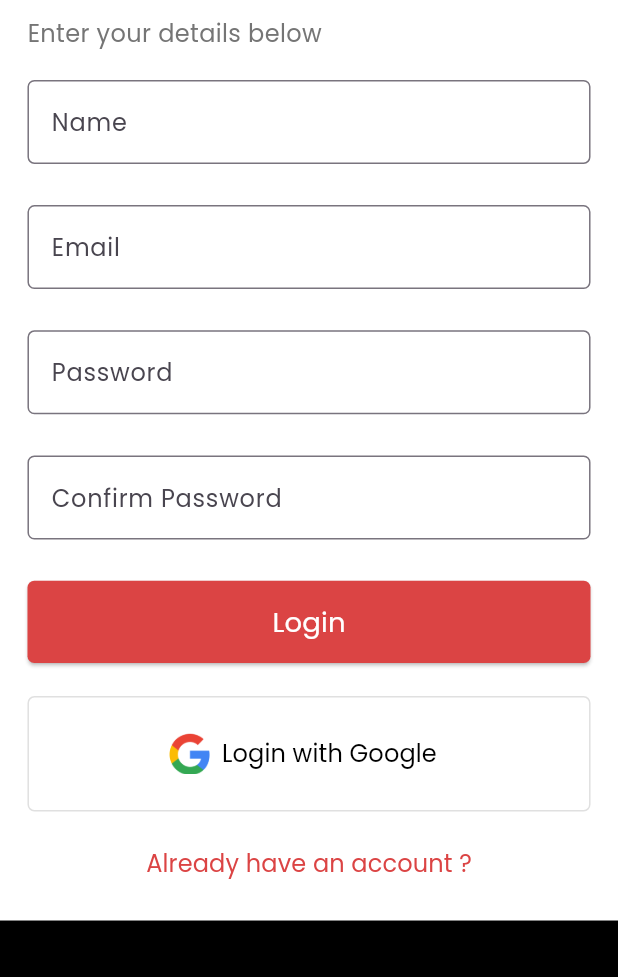
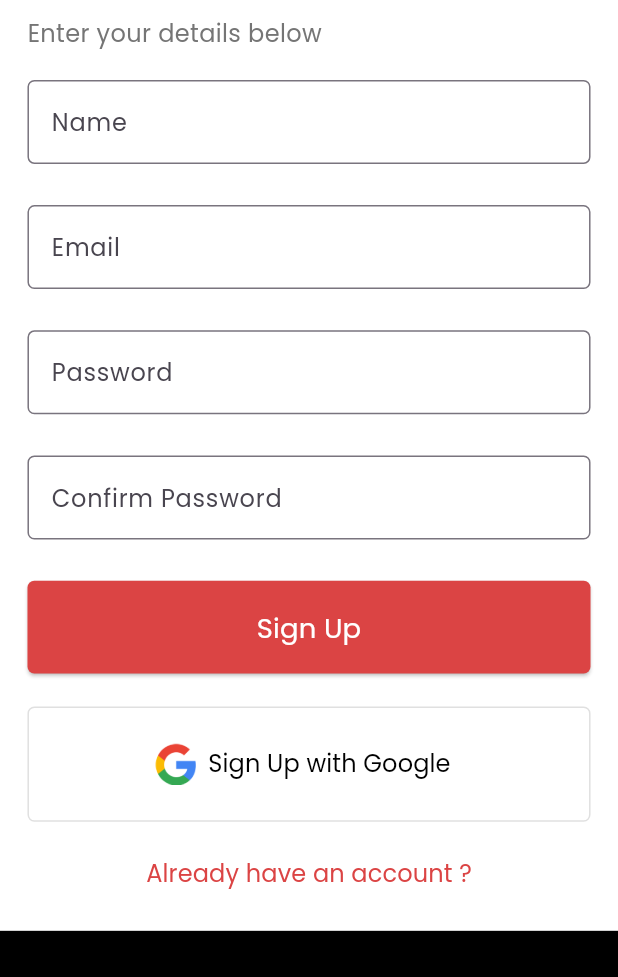
Before and after one commit to mohamedamrr13/ecommerce_website, a Flutter app: the RegisterScreen screen opened by its route, on a phone screen of 412 x 824 dp, the part 259-1236 px from its top. Run offline on Flutter 3.47's test engine with Material 3 defaults, Android fonts, the light colour scheme and no system bars; our stand-ins replace bloc, firebase_auth, firebase_core, flutter_bloc, flutter_screenutil, go_router and 2 more; accounts and stored records are empty; statements that could not run were skipped.

Commit message:
Implement Google Sign-In for Web and add functionality with state management + fix some errors with text validation and error handling

```diff
--- a/lib/core/routing/app_router.dart
+++ b/lib/core/routing/app_router.dart
@@ -1,3 +1,4 @@
+import 'package:ecommerce_website/features/authentication/logic/google_cubit/google_cubit.dart';
 import 'package:ecommerce_website/features/authentication/logic/login_cubit/login_cubit.dart';
 import 'package:ecommerce_website/features/authentication/logic/register_cubit/register_cubit.dart';
 import 'package:ecommerce_website/features/authentication/presentation/login_screen.dart';
@@ -36,16 +37,21 @@ class AppRouter {
       GoRoute(
         path: loginScreen,
         name: loginScreen,
-        builder: (context, state) => BlocProvider(
-          create: (context)=>LoginCubit(),
-          child: const LoginScreen()),
+        builder: (context, state) => MultiBlocProvider(providers: [
+          BlocProvider(create: (context) => LoginCubit()),
+          BlocProvider(create: (context) => GoogleCubit())
+        ], child: const LoginScreen()),
       ),
       GoRoute(
         path: signUpScreen,
         name: signUpScreen,
-        builder: (context, state) => BlocProvider(
-          create: (context)=>RegisterCubit(),
-          child: const RegisterScreen(),),
+        builder: (context, state) => MultiBlocProvider(
+          providers: [
+            BlocProvider(create: (context) => RegisterCubit()),
+            BlocProvider(create: (context) => GoogleCubit())
+          ],
+          child: const RegisterScreen(),
+        ),
       ),
       // GoRoute(
       //   path: forgetPassword,
--- /dev/null
+++ b/lib/features/authentication/logic/google_cubit/google_cubit.dart
@@ -0,0 +1,36 @@
+import 'package:bloc/bloc.dart';
+import 'package:ecommerce_website/core/errors/failure.dart';
+import 'package:firebase_auth/firebase_auth.dart';
+import 'package:flutter/material.dart';
+import 'package:google_sign_in/google_sign_in.dart';
+import 'package:meta/meta.dart';
+
+part 'google_state.dart';
+
+class GoogleCubit extends Cubit<GoogleState> {
+  GoogleCubit() : super(GoogleInitial());
+
+  Future<UserCredential?> signUpWithGoogle() async {
+    emit(GoogleLoading());
+    try {
+      final GoogleSignInAccount? gUser = await GoogleSignIn().signIn();
+      if (gUser == null) {
+        emit(GoogleFailure(errMessage: "Google Sign-In was canceled"));
+        return null;
+      }
+
+      final GoogleSignInAuthentication gAuth = await gUser.authentication;
+      final credential = GoogleAuthProvider.credential(
+        accessToken: gAuth.accessToken,
+        idToken: gAuth.idToken,
+      );
+      emit(GoogleSuccess());
+      return await FirebaseAuth.instance.signInWithCredential(credential);
+    } on FirebaseAuthException catch (e) {
+      debugPrint(Failure.getMessageFromErrorCode(e.code));
+      emit(GoogleFailure(errMessage: Failure.getMessageFromErrorCode(e.code)));
+    }
+    return null;
+  }
+}
+// no need for gapi.client since firebase is used ///mohameed
--- /dev/null
+++ b/lib/features/authentication/logic/google_cubit/google_state.dart
@@ -0,0 +1,15 @@
+part of 'google_cubit.dart';
+
+@immutable
+sealed class GoogleState {}
+
+final class GoogleInitial extends GoogleState {}
+
+final class GoogleLoading extends GoogleState {}
+
+final class GoogleSuccess extends GoogleState {}
+
+final class GoogleFailure extends GoogleState {
+  final String errMessage;
+  GoogleFailure({required this.errMessage});
+}
--- a/lib/features/authentication/presentation/register_screen.dart
+++ b/lib/features/authentication/presentation/register_screen.dart
@@ -1,12 +1,14 @@
 import 'package:ecommerce_website/core/routing/app_router.dart';
 import 'package:ecommerce_website/core/shared/custom_footer_widget.dart';
 import 'package:ecommerce_website/core/validation/text_validation.dart';
+import 'package:ecommerce_website/features/authentication/logic/google_cubit/google_cubit.dart';
 import 'package:ecommerce_website/features/authentication/logic/register_cubit/register_cubit.dart';
 import 'package:ecommerce_website/features/authentication/presentation/widgets/custom_auth_appbar.dart';
 import 'package:flutter/material.dart';
 import 'package:flutter_bloc/flutter_bloc.dart';
 import 'package:flutter_screenutil/flutter_screenutil.dart';
 import 'package:go_router/go_router.dart';
+import 'package:google_sign_in/google_sign_in.dart';
 
 class RegisterScreen extends StatefulWidget {
   const RegisterScreen({super.key});
@@ -45,7 +47,7 @@ class _RegisterScreenState extends State<RegisterScreen> {
       ),
       body: SingleChildScrollView(
         physics: const BouncingScrollPhysics(),
-        child: BlocListener<RegisterCubit, RegisterState>(
+        child: BlocConsumer<RegisterCubit, RegisterState>(
           listener: (context, state) {
             if (state is RegisterLoading) {
               isEnabled = false;
@@ -54,12 +56,10 @@ class _RegisterScreenState extends State<RegisterScreen> {
               context.push(AppRouter.homeScreen);
             }
             if (state is RegisterFailure) {
-              ScaffoldMessenger.of(context).showSnackBar(
-                SnackBar(content: Text(state.errMessage)),
-              );
+              isEnabled = true;
             }
           },
-          child: Column(
+          builder: (context, state) => Column(
             children: [
               Padding(
                 padding: EdgeInsets.symmetric(
@@ -106,9 +106,6 @@ class _RegisterScreenState extends State<RegisterScreen> {
                               validator: (value) {
                                 if (value == null || value.isEmpty) {
                                   return 'Please enter your name';
-                                } else if (!TextValidation.isValidEmail(
-                                    value)) {
-                                  return 'Enter a valid email';
                                 }
                                 return null;
                               },
@@ -118,17 +115,17 @@ class _RegisterScreenState extends State<RegisterScreen> {
                               enabled: isEnabled,
                               controller: _emailController,
                               decoration: InputDecoration(
+                                errorText: (state is RegisterFailure &&
+                                        (state).errMessage.isNotEmpty)
+                                    ? (state).errMessage // ✅
+                                    : null,
                                 hintText: 'Email',
                                 border: OutlineInputBorder(
                                   borderRadius: BorderRadius.circular(4.r),
                                 ),
                               ),
                               validator: (value) {
-                                if (value == null || value.isEmpty) {
-                                  return 'Please enter your email';
-                                }
-
-                                return null;
+                                return TextValidation.emailValidator(value);
                               },
                             ),
                             SizedBox(height: 20.h),
@@ -143,10 +140,7 @@ class _RegisterScreenState extends State<RegisterScreen> {
                               ),
                               obscureText: true,
                               validator: (value) {
-                                if (value == null || value.isEmpty) {
-                                  return 'Please enter your password';
-                                }
-                                return null;
+                                return TextValidation.passwordValidator(value);
                               },
                             ),
                             SizedBox(height: 20.h),
@@ -173,7 +167,7 @@ class _RegisterScreenState extends State<RegisterScreen> {
                               builder: (context, state) {
                                 return SizedBox(
                                   width: double.infinity,
-                                  height: 40.h,
+                                  height: 45.h,
                                   child: ElevatedButton(
                                     onPressed: () {
                                       if (_formKey.currentState!.validate()) {
@@ -198,7 +192,7 @@ class _RegisterScreenState extends State<RegisterScreen> {
                                               color: Colors.white,
                                             ))
                                         : Text(
-                                            'Login',
+                                            'Sign Up',
                                             style: TextStyle(
                                               fontSize: isMobile ? 16.sp : 8.sp,
                                               fontWeight: FontWeight.w500,
@@ -209,20 +203,43 @@ class _RegisterScreenState extends State<RegisterScreen> {
                               },
                             ),
                             SizedBox(height: 16.h),
-                            SizedBox(
+                            BlocConsumer<GoogleCubit, GoogleState>(
+                              listener: (context, state) {
+                                if (state is GoogleLoading) {
+                                  isEnabled = false;
+                                }
+                                if (state is GoogleSuccess) {
+                                  isEnabled = true;
+                                  context.push(AppRouter.homeScreen);
+                                }
+                                if (state is GoogleFailure) {
+                                  isEnabled = true;
+                                }
+                              },
+                              builder: (context, state) {
+                                return SizedBox(
                                   width: double.infinity,
                                   height: 56.h,
                                   child: OutlinedButton.icon(
                                     onPressed: () {
-                                  BlocProvider.of<RegisterCubit>(context)
+                                      BlocProvider.of<GoogleCubit>(context)
                                           .signUpWithGoogle();
                                     },
                                     icon: Image.asset(
                                       'assets/icons/IconGoogle.png',
                                       height: 20.h,
                                     ),
-                                label: Text(
-                                  'Login with Google',
+                                    label: state is GoogleLoading
+                                        ? const SizedBox(
+                                            height: 15,
+                                            width: 15,
+                                            child: CircularProgressIndicator(
+                                              strokeWidth: 2,
+                                              color: Colors.black,
+                                            ),
+                                          )
+                                        : Text(
+                                            'Sign Up with Google',
                                             style: TextStyle(
                                               color: Colors.black,
                                               fontSize: isMobile ? 14.sp : 8.sp,
@@ -230,12 +247,16 @@ class _RegisterScreenState extends State<RegisterScreen> {
                                             ),
                                           ),
                                     style: OutlinedButton.styleFrom(
-                                  side: BorderSide(color: Colors.grey[300]!),
+                                      side:
+                                          BorderSide(color: Colors.grey[300]!),
                                       shape: RoundedRectangleBorder(
-                                    borderRadius: BorderRadius.circular(4.r),
+                                        borderRadius:
+                                            BorderRadius.circular(4.r),
                                       ),
                                     ),
                                   ),
+                                );
+                              },
                             ),
                             SizedBox(height: isMobile ? 8.h : 24.h),
                             Center(
```
Also changed, not shown: lib/features/authentication/logic/login_cubit/login_cubit.dart (+0 -18 lines), lib/features/authentication/presentation/login_screen.dart (+51 -14 lines), pubspec.lock, 1 other file. Lines whose indentation alone changed are shown as unchanged.
